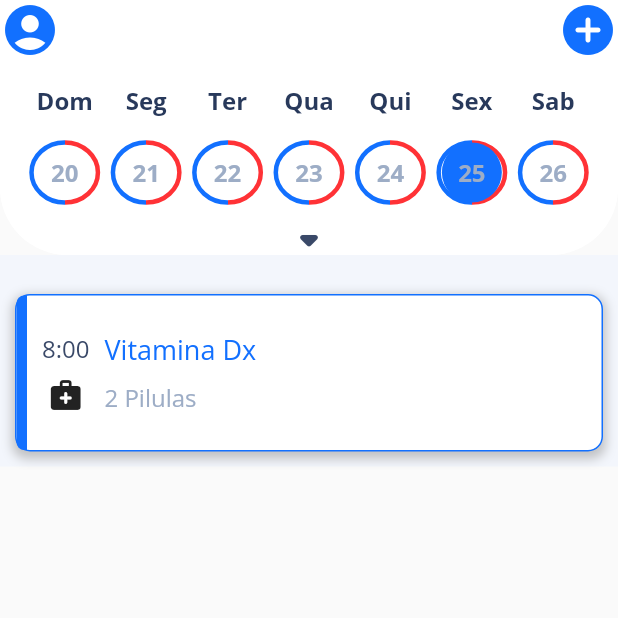
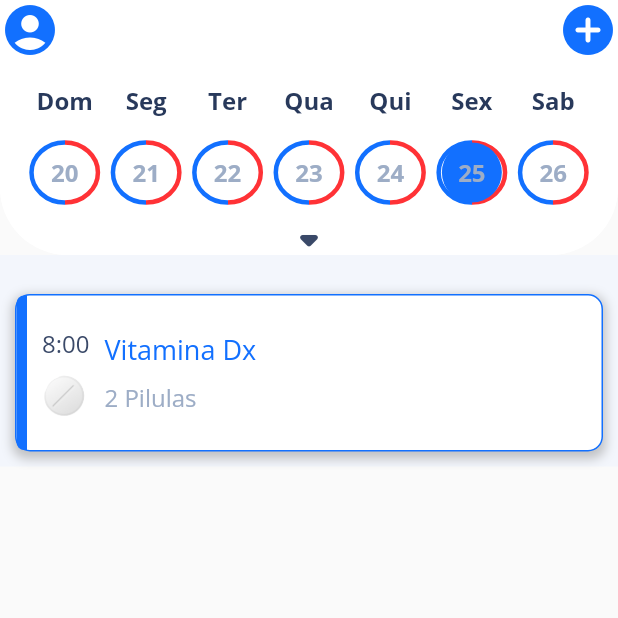
Before and after one commit to gustavool1/medicine_tracker, a Flutter app: the screen it shows after launch, on a phone screen of 412 x 824 dp, the top half of it. Run offline on Flutter 3.47's test engine with Material 2 defaults, Android fonts, the phone set to English and light mode, and no system bars; our stand-ins replace bloc, flutter_bloc, flutter_staggered_animations, google_fonts, scroll_to_index.

Commit message:
feat: changing the size of the pill image

```diff
--- a/lib/pages/home/widgets/pill.dart
+++ b/lib/pages/home/widgets/pill.dart
@@ -28,13 +28,18 @@ class Pill extends StatelessWidget {
         padding: const EdgeInsets.only(left: 10.0),
         child: Column(
           mainAxisAlignment: MainAxisAlignment.center,
+          crossAxisAlignment: CrossAxisAlignment.start,
           children: [
             Text(
               pill.timeToTake,
               style: TextFonts.body1.copyWith(color: ColorPackage.darkGray),
             ),
             const SizedBox(height: 8),
-            const Icon(Icons.medical_services_rounded),
+            Image.asset(
+              Assets.pill,
+              width: 30,
+              height: 30,
+            ),
           ],
         ),
       );
```
